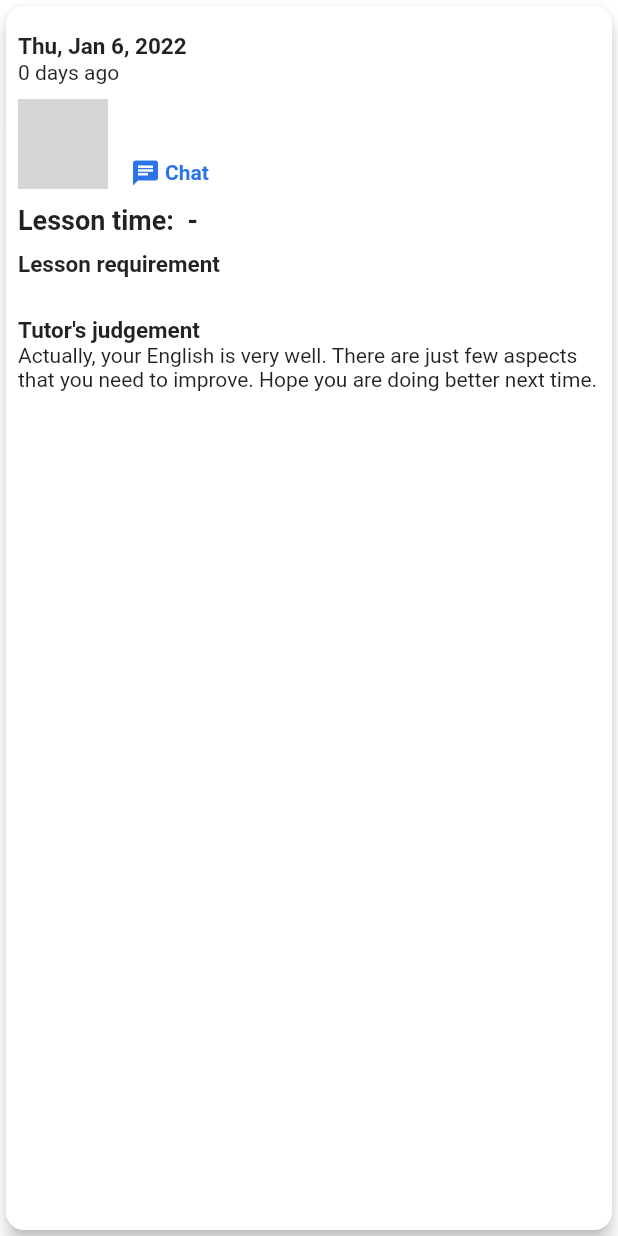
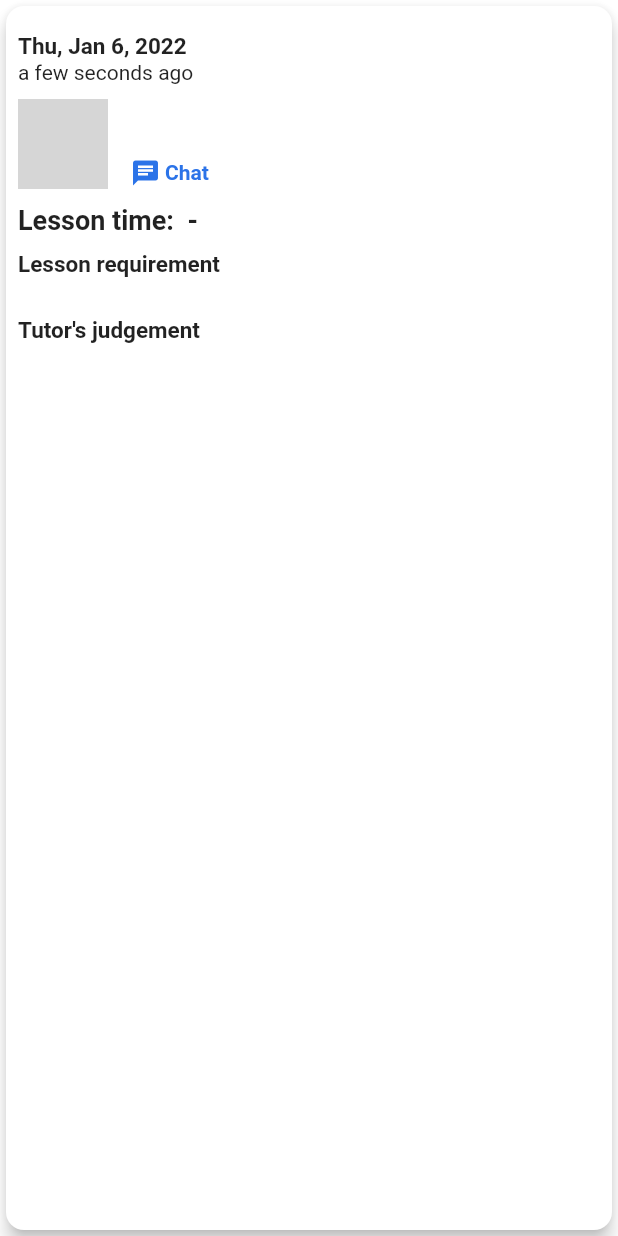
Before and after one commit to hoangpm6814/One-On-One-Learning, a Flutter app: the CardScheduleHistory widget shown alone on an empty page, opened directly with empty values, on a phone screen of 412 x 824 dp. Run offline on Flutter 3.47's test engine with Material 2 defaults, Android fonts, the phone set to English and light mode, and no system bars; our stand-ins replace flutter_svg, form_field_validator, shared_preferences, video_player; missing offline and left inert: flutter_pdfview; accounts and stored records are empty; generated files the repository leaves out were written again; network calls fail; grey boxes are pictures that could not be loaded.

Commit message:
Add tutor judgement and time ago for schedule history

```diff
--- a/lib/models/student_schedule.dart
+++ b/lib/models/student_schedule.dart
@@ -10,9 +10,9 @@ class StudentSchedule {
   final String endTime;
   final String date;
   final DateTime startTimeDateTime;
+  final DateTime endTimeDateTime;
   final String studentRequest;
-  // final int shift;
-  // final String requirement;
+  final String tutorReview;
 
   StudentSchedule({
     @required this.id,
@@ -24,8 +24,8 @@ class StudentSchedule {
     @required this.endTime,
     @required this.date,
     @required this.startTimeDateTime,
+    @required this.endTimeDateTime,
     @required this.studentRequest,
-    // @required this.shift,
-    // @required this.requirement,
+    @required this.tutorReview,
   });
 }
--- a/lib/screens/Schedule/local_widgets/card_schedule.dart
+++ b/lib/screens/Schedule/local_widgets/card_schedule.dart
@@ -206,8 +206,7 @@ class CardSchedule extends StatelessWidget {
                   child: Container(
                     width: 150,
                     child: Text(
-                      schedule.studentRequest ??
-                          "Student does not have any request",
+                      schedule.studentRequest ?? "No request for lesson",
                     ),
                   ),
                 ),
--- a/lib/screens/ScheduleHistory/local_widgets/card_schedule_history.dart
+++ b/lib/screens/ScheduleHistory/local_widgets/card_schedule_history.dart
@@ -45,9 +45,10 @@ class CardScheduleHistory extends StatelessWidget {
                           ),
                         ),
                         Text(
-                          dateDiff(schedule.startTimeDateTime) +
-                              " " +
-                              AppLocalizations.of(context).days_ago,
+                          // dateDiff(schedule.startTimeDateTime) +
+                          //     " " +
+                          //     AppLocalizations.of(context).days_ago,
+                          getTimeDiff(schedule.endTimeDateTime),
                         ),
                       ],
                     ),
@@ -154,8 +155,7 @@ class CardScheduleHistory extends StatelessWidget {
                   child: Container(
                     width: 150,
                     child: Text(
-                      schedule.studentRequest ??
-                          "Student does not have any request",
+                      schedule.studentRequest ?? "No request for lesson",
                     ),
                   ),
                 ),
@@ -181,7 +181,8 @@ class CardScheduleHistory extends StatelessWidget {
                   child: Container(
                     width: 150,
                     child: Text(
-                      'Actually, your English is very well. There are just few aspects that you need to improve. Hope you are doing better next time.',
+                      schedule.tutorReview ?? "Tutor haven't reviewed yet",
+                      // "Tutor haven't reviewed yet",
                     ),
                   ),
                 ),
@@ -201,4 +202,17 @@ class CardScheduleHistory extends StatelessWidget {
     final DateTime now = DateTime.now();
     return now.difference(date).inDays.toString();
   }
+
+  String getTimeDiff(DateTime time) {
+    if (DateTime.now().difference(time).inMinutes < 2) {
+      return "a few seconds ago";
+    } else if (DateTime.now().difference(time).inMinutes < 60) {
+      return "${DateTime.now().difference(time).inHours} mins ago";
+    } else if (DateTime.now().difference(time).inMinutes < 1440) {
+      return "${DateTime.now().difference(time).inHours} hours ago";
+    } else if (DateTime.now().difference(time).inMinutes > 1440) {
+      return "${DateTime.now().difference(time).inDays} days ago";
+    }
+    return "${DateTime.now().difference(time).inDays} days ago";
+  }
 }
--- a/lib/screens/ScheduleHistory/schedule_history_list_screen.dart
+++ b/lib/screens/ScheduleHistory/schedule_history_list_screen.dart
@@ -78,7 +78,7 @@ class ScheduleHistoryListScreenState extends State<ScheduleHistoryListScreen> {
                                     (MediaQuery.of(context).padding.top +
                                         MediaQuery.of(context).padding.bottom +
                                         kToolbarHeight)) *
-                                0.82,
+                                0.9,
                             child: ListView.builder(
                               itemBuilder: (ctx, index) {
                                 return CardScheduleHistory(
```
Also changed, not shown: lib/providers/student_schedule_provider.dart (+8 -0 lines).
